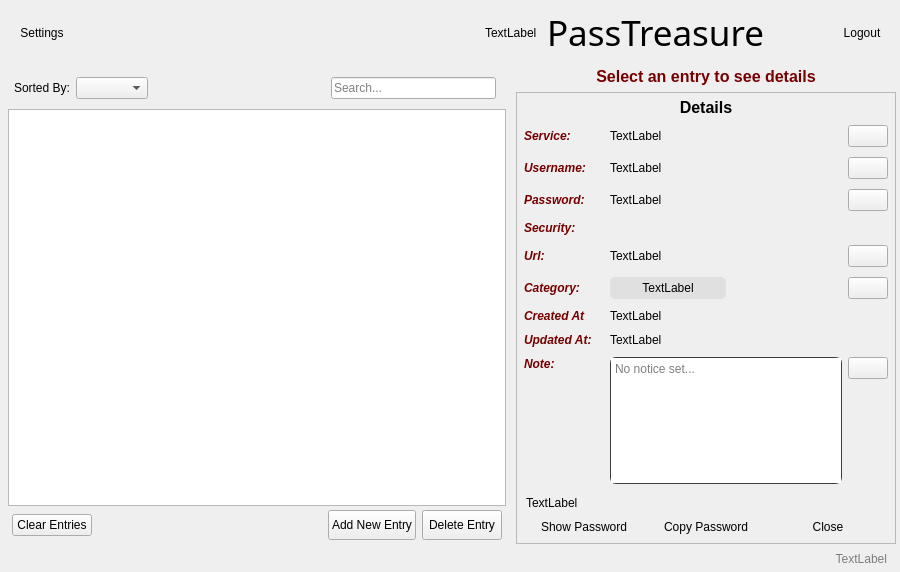
sera619/PassTreasure, file src/mainwindow.ui: the form before one commit.
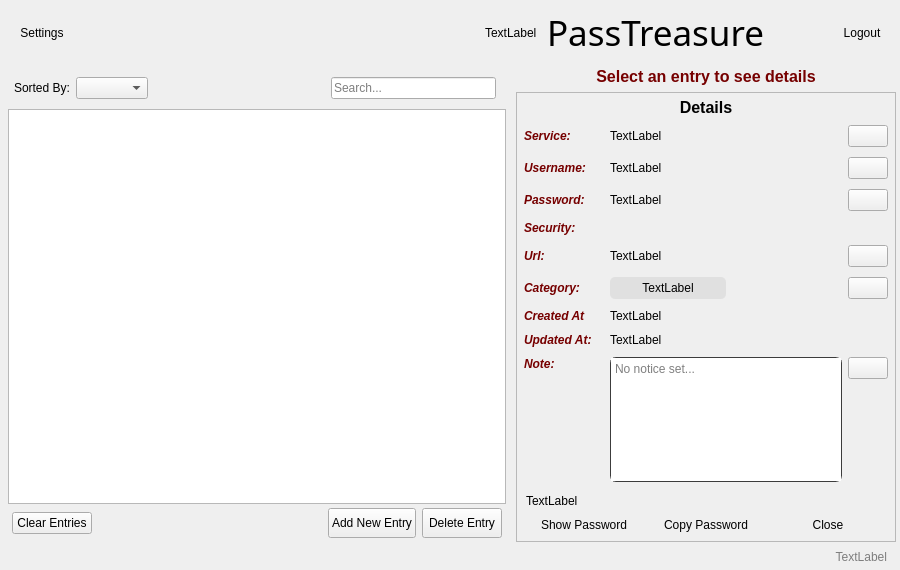
The form after the commit.

The edit to the form file:
```diff
--- a/src/mainwindow.ui
+++ b/src/mainwindow.ui
@@ -7,7 +7,7 @@
     <x>0</x>
     <y>0</y>
     <width>900</width>
-    <height>572</height>
+    <height>570</height>
    </rect>
   </property>
   <property name="windowTitle">
@@ -411,7 +411,7 @@
             <x>0</x>
             <y>0</y>
             <width>377</width>
-            <height>485</height>
+            <height>483</height>
            </rect>
           </property>
           <layout class="QVBoxLayout" name="verticalLayout_3">
@@ -454,12 +454,24 @@
              <property name="enabled">
               <bool>true</bool>
              </property>
+             <property name="sizePolicy">
+              <sizepolicy hsizetype="Preferred" vsizetype="Preferred">
+               <horstretch>0</horstretch>
+               <verstretch>0</verstretch>
+              </sizepolicy>
+             </property>
              <property name="minimumSize">
               <size>
-               <width>363</width>
+               <width>0</width>
                <height>0</height>
               </size>
              </property>
+             <property name="maximumSize">
+              <size>
+               <width>16777215</width>
+               <height>16777215</height>
+              </size>
+             </property>
              <property name="frameShape">
               <enum>QFrame::Shape::StyledPanel</enum>
              </property>
```
